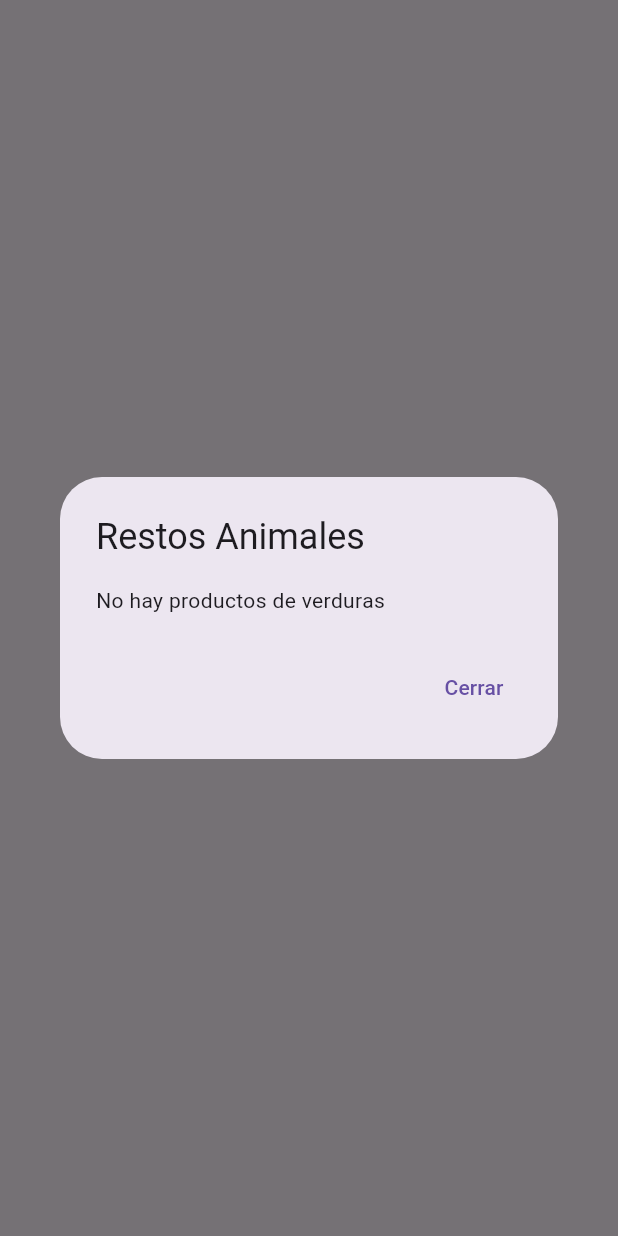
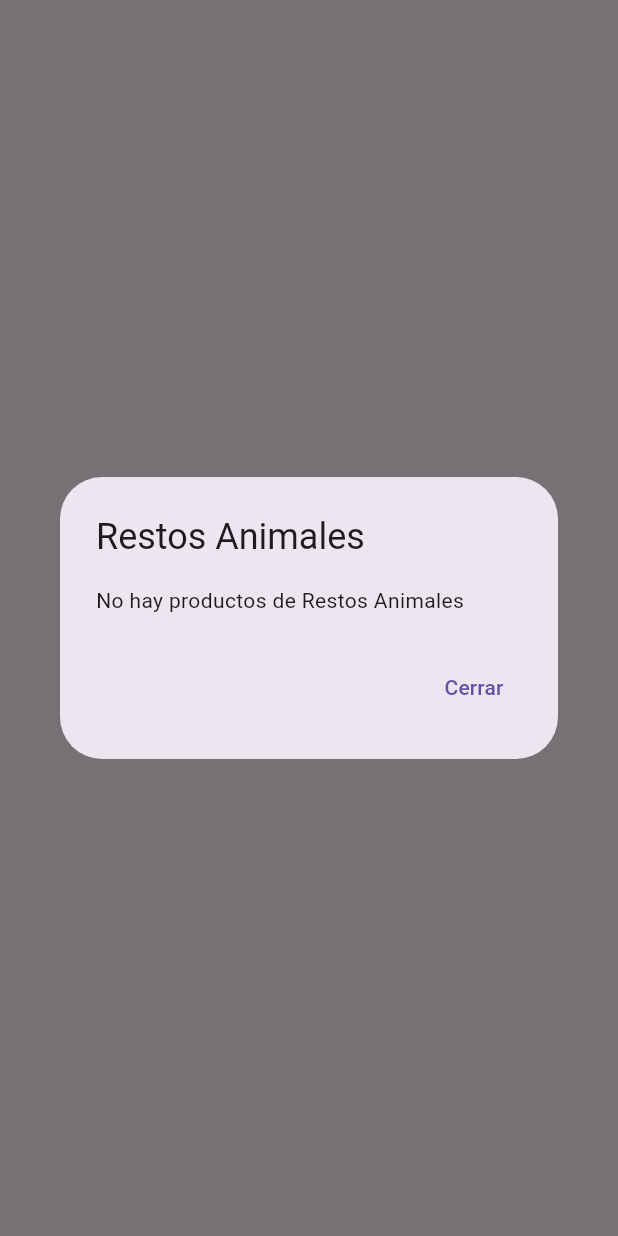
Before and after one commit to matifere/HackITBA, a Flutter app: what showAnimalDialog() shows on an empty page, opened directly, on a phone screen of 412 x 824 dp. Run offline on Flutter 3.47's test engine with Material 3 defaults, Android fonts, the phone set to English and light mode, and no system bars; our stand-ins replace cloud_firestore, firebase_core, geocoding, geolocator, google_maps_flutter; accounts and stored records are empty.

Commit message:
ultimos cambios

```diff
--- a/bio_match/lib/view/agregar_residuos.dart
+++ b/bio_match/lib/view/agregar_residuos.dart
@@ -125,7 +125,7 @@ class WasteListBody extends StatelessWidget {
                                     ),
                                   ),
                                   Text(
-                                    'Para comezar a agregar residuos, presiona el botón de agregar.',
+                                    'Para comenzar a agregar residuos, presiona el botón de agregar.',
                                     textAlign: TextAlign.center,
                                     style: TextStyle(fontSize: 18),
                                   ),
--- a/bio_match/lib/view/pagina_principal.dart
+++ b/bio_match/lib/view/pagina_principal.dart
@@ -229,7 +229,7 @@ void showAnimalDialog(BuildContext context) {
                     }).toList();
 
                 return productos.isEmpty
-                    ? const Text('No hay productos de verduras')
+                    ? const Text('No hay productos de Restos Animales')
                     : SizedBox(
                       height: MediaQuery.of(context).size.height * 0.6,
                       child: ListView.builder(
@@ -292,7 +292,7 @@ void showCafeDialog(BuildContext context) {
                     }).toList();
 
                 return productos.isEmpty
-                    ? const Text('No hay productos de verduras')
+                    ? const Text('No hay productos de restos de café')
                     : SizedBox(
                       height: MediaQuery.of(context).size.height * 0.6,
                       child: ListView.builder(
```
